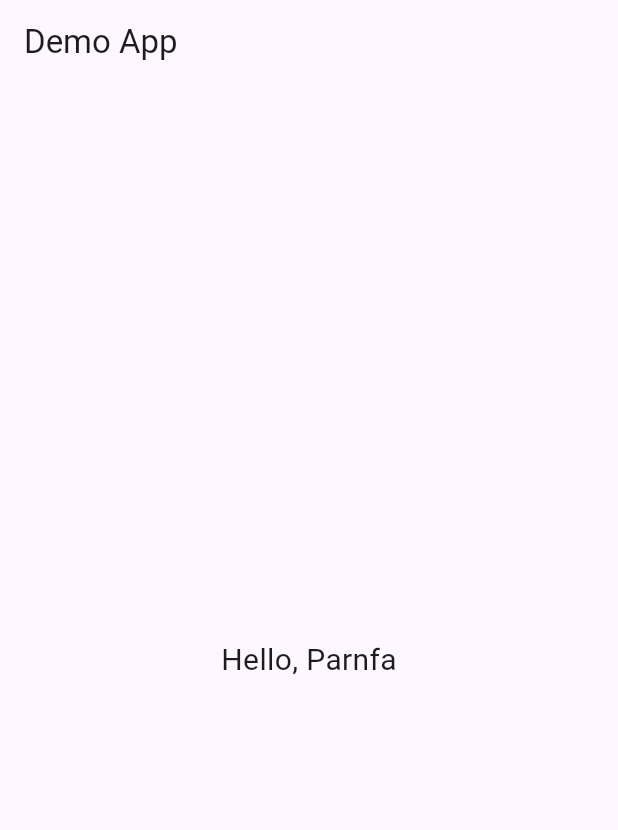
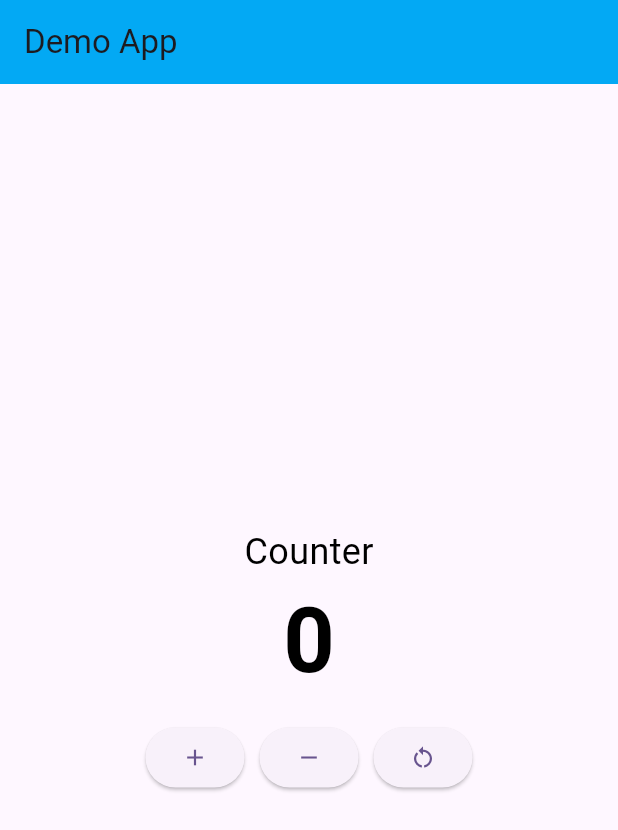
Before and after one commit to pparnfaa/my_firstapp, a Flutter app: the screen it shows after launch, on a phone screen of 412 x 824 dp. Shown: the top 830 px of the screen. Run offline on Flutter 3.47's test engine with Material 3 defaults, Android fonts, the phone set to English and light mode, and no system bars.

Commit message:
Statefull Counter

```diff
--- a/lib/main.dart
+++ b/lib/main.dart
@@ -18,24 +18,86 @@ class MyApp extends StatelessWidget {
         colorScheme: ColorScheme.fromSeed(seedColor: Colors.deepPurple),
         useMaterial3: true,
       ),
-        home: const GreetingWidget(name: 'Parnfa',));
+      home: const MyWidget(),
+    );
   }
 }
 
-class GreetingWidget extends StatelessWidget {
-  final String name;
-  const GreetingWidget({super.key, required this.name});
+class MyWidget extends StatefulWidget {
+  const MyWidget({super.key});
 
+  @override
+  State<MyWidget> createState() => _MyWidgetState();
+}
+
+class _MyWidgetState extends State<MyWidget> {
+  int counter = 0;
   @override
   Widget build(BuildContext context) {
     return Scaffold(
       appBar: AppBar(
         title: const Text('Demo App'),
+        backgroundColor: Colors.lightBlue,
       ),
       body: Center(
-            child: Text(
-      'Hello, $name',
-        style: const TextStyle(fontSize: 20),
-        )));
+        child: Column(
+          mainAxisAlignment: MainAxisAlignment.center,
+          children: [
+            const Text(
+              "Counter",
+              style: const TextStyle(
+                  fontSize: 24,
+                  color: Colors.black,
+              ),
+            ),
+            Text(
+              "$counter",
+              style: const TextStyle(
+                  fontSize: 60,
+                  fontWeight: FontWeight.bold,
+                  color: Colors.black,
+              ),
+            ),
+            const SizedBox(height: 10),
+            Row(
+              mainAxisAlignment: MainAxisAlignment.center,
+              children: [
+                ElevatedButton(
+                    onPressed: () {
+                      setState(() {
+                        counter++;
+                      });
+                    },
+                    child: Icon(Icons.add)
+                ),
+                const SizedBox(width: 10),
+                ElevatedButton(
+                    onPressed: () {
+                      setState(() {
+                        if(counter > 0){
+                          counter--;
+                        }
+                        else{
+                          counter = 0;
+                        }
+                      });
+                    },
+                    child: Icon(Icons.remove)
+                ),
+                const SizedBox(width: 10),
+                ElevatedButton(
+                    onPressed: () {
+                      setState(() {
+                        counter = 0;
+                      });
+                    },
+                    child: Icon(Icons.restart_alt)
+                ),
+              ],
+            )
+          ],
+        ),
+      ),
+    );
   }
 }
```
Lines whose indentation alone changed are shown as unchanged.
